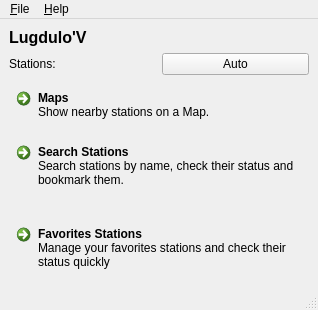
Before: the Qt Designer form lugdulov/mainwindow.ui in iksaif/lugdulov, drawn with Qt 5.
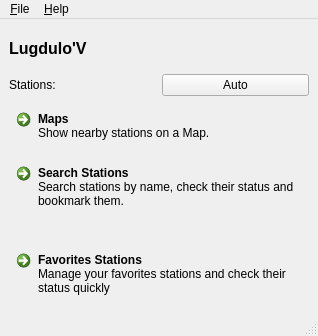
After: the same form once the commit is applied. Icons and pictures are not drawn.

Commit message: win32: fix window size for win7

What changed in the file:
```diff
--- a/lugdulov/mainwindow.ui
+++ b/lugdulov/mainwindow.ui
@@ -7,7 +7,7 @@
     <x>0</x>
     <y>0</y>
     <width>318</width>
-    <height>310</height>
+    <height>336</height>
    </rect>
   </property>
   <property name="windowTitle">
```
Left out of the diff: 2 changed lines with no effect on the pictures.
